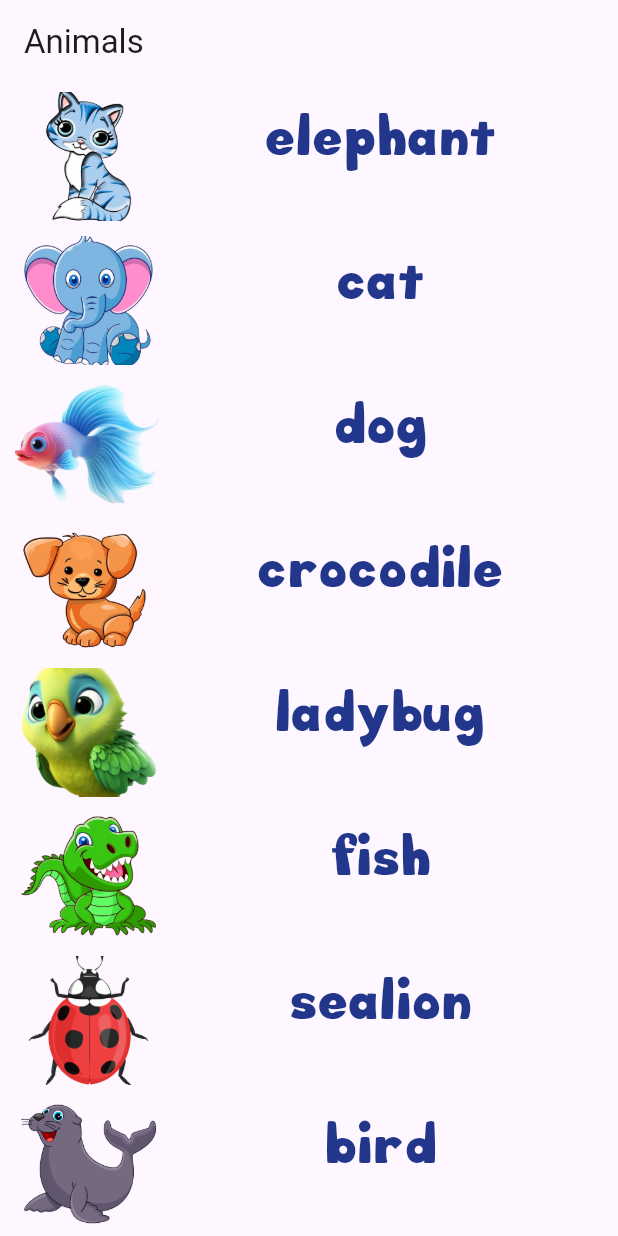
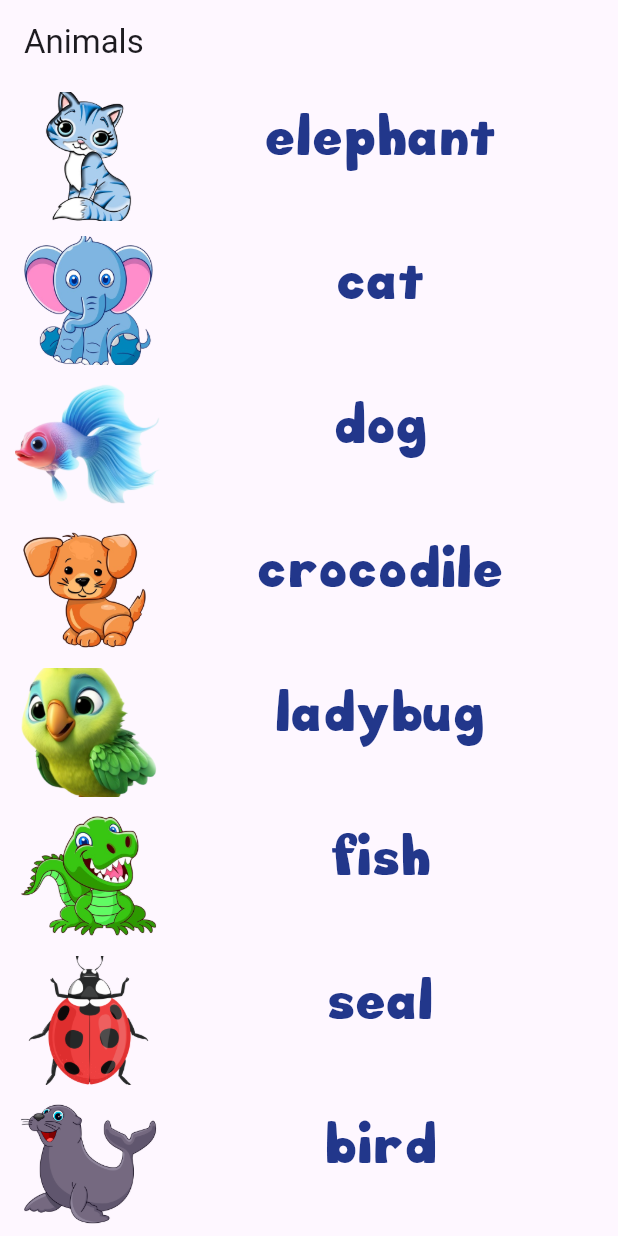
Before and after one commit to Roohollah-Habibi/animals_habitat, a Flutter app: the screen it shows after launch, on a phone screen of 412 x 824 dp. Run offline on Flutter 3.47's test engine with Material 3 defaults, Android fonts, the phone set to English and light mode, and no system bars.

Commit message:
currently satisfy

```diff
--- a/lib/animal_name_widget.dart
+++ b/lib/animal_name_widget.dart
@@ -1,4 +1,4 @@
-import 'package:animals_habitat/animal_path_widget.dart';
+
 import 'package:animals_habitat/utils.dart';
 import 'package:flutter/material.dart';
 import 'models/animal_model.dart';
@@ -37,7 +37,6 @@ class _AnimalNameWidgetState extends State<AnimalNameWidget> {
         },
         onWillAccept: _onWillAccept,
         onAccept: _onAccept,
-        onLeave: _onLeave,
       ),
     );
   }
@@ -48,12 +47,6 @@ class _AnimalNameWidgetState extends State<AnimalNameWidget> {
     setState(() {
      defaultWidget = textAndImageWidget(imagePath: data);
     });
-  }
-  void _onLeave(String? data) {
-    //todo the the code here
-    if(data != foundPathByWidgetName){
-      AnimalPathWidget().f
-    }
   }
 
   Widget textAndImageWidget({required String imagePath}) {
--- a/lib/main.dart
+++ b/lib/main.dart
@@ -21,7 +21,7 @@ class MyApp extends StatelessWidget {
         backgroundColor: Theme.of(context).colorScheme.background,
         appBar: AppBar(
           backgroundColor: Theme.of(context).appBarTheme.backgroundColor,
-          title: Text('Animals'),
+          title: const Text('Animals'),
         ),
         body: const HomePage(),
       ),
--- a/lib/models/animal_model.dart
+++ b/lib/models/animal_model.dart
@@ -6,7 +6,7 @@ class Animal {
   static const String bird = 'assets/images/greenbird.png';
   static const String crocodile = 'assets/images/greencorocodile.png';
   static const String ladybug = 'assets/images/redladybug.png';
-  static const String sealion = 'assets/images/sealion.png';
+  static const String seal = 'assets/images/sealion.png';
   static const List<String> animalsPathList = [
     Animal.cat,
     Animal.elephant,
@@ -15,7 +15,7 @@ class Animal {
     Animal.bird,
     Animal.crocodile,
     Animal.ladybug,
-    Animal.sealion,
+    Animal.seal,
   ];
   static List<String> animalsNameList = [
     'cat',
@@ -25,7 +25,7 @@ class Animal {
     'bird',
     'crocodile',
     'ladybug',
-    'sealion',
+    'seal',
   ];
 
   static List<String> get animalShuffleNameList {
@@ -42,11 +42,6 @@ class Animal {
     'bird': Animal.bird,
     'crocodile': Animal.crocodile,
     'ladybug': Animal.ladybug,
-    'sealion': Animal.sealion,
+    'seal': Animal.seal,
   };
 }
-// for(String myKey in animalsNameList){
-// for(String myValue in animalsPathList){
-//
-// }
-// }
```
